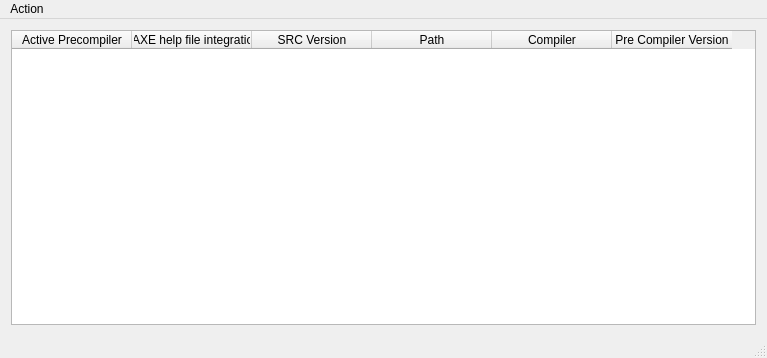
This is cs8Components/cs8ProgramComponent/val3CompilerDeployment/mainwindow.ui in vdg1/cs8-components as Qt 5 draws it before an edit. The edited form follows.
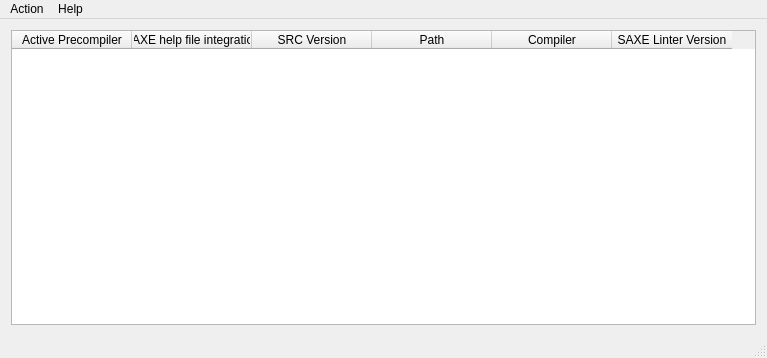
This is the edited form. Icons and pictures are not drawn.

```diff
--- a/cs8Components/cs8ProgramComponent/val3CompilerDeployment/mainwindow.ui
+++ b/cs8Components/cs8ProgramComponent/val3CompilerDeployment/mainwindow.ui
@@ -69,7 +69,7 @@
       </column>
       <column>
        <property name="text">
-        <string>Pre Compiler Version</string>
+        <string>SAXE Linter Version</string>
        </property>
       </column>
      </widget>
@@ -91,7 +91,14 @@
     </property>
     <addaction name="actionExit"/>
    </widget>
+   <widget class="QMenu" name="menuHelp">
+    <property name="title">
+     <string>Help</string>
+    </property>
+    <addaction name="actionAbout_Qt"/>
+   </widget>
    <addaction name="menuAction"/>
+   <addaction name="menuHelp"/>
   </widget>
   <widget class="QStatusBar" name="statusBar"/>
   <action name="actionExit">
```
Left out of the diff: 7 changed lines with no effect on the pictures.
